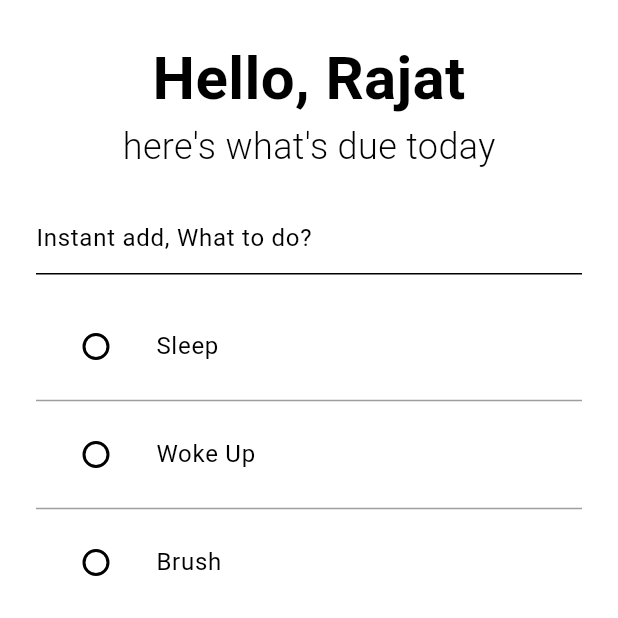
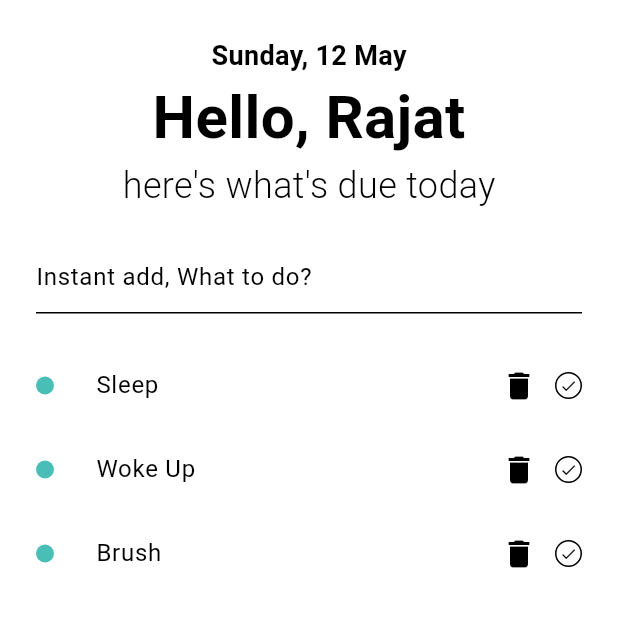
Before and after one commit to rajat-bisht-zzz/todo_app, a Flutter app: the screen it shows after launch, on a phone screen of 412 x 824 dp, the top half of it. Run offline on Flutter 3.47's test engine with Material 3 defaults, Android fonts, the phone set to English and light mode, and no system bars; our stand-ins replace bloc, equatable, flutter_bloc.

Commit message:
Major refactoring

```diff
--- /dev/null
+++ b/lib/pages/todo_items.dart
@@ -0,0 +1,23 @@
+import 'package:flutter/material.dart';
+import 'package:flutter_bloc/flutter_bloc.dart';
+import 'package:todo_app/cubit/todo_list/todo_list_cubit.dart';
+import 'package:todo_app/models/todo_model.dart';
+import 'package:todo_app/widgets/primary_tile_item.dart';
+
+class TodoItem extends StatelessWidget {
+  final Todo todo;
+
+  const TodoItem({super.key, required this.todo});
+
+  @override
+  Widget build(BuildContext context) {
+    return CustomTile(
+      isChecked: false,
+      todoDescription: todo.desc,
+      onCheckedChanged: (bool) {},
+      onDeletePressed: () {
+        context.read<TodoListCubit>().removeTodo(todo);
+      },
+    );
+  }
+}
--- a/lib/pages/todo_page/show_todos.dart
+++ b/lib/pages/todo_page/show_todos.dart
@@ -1,11 +1,9 @@
 // ignore_for_file: public_member_api_docs, sort_constructors_first
 import 'package:flutter/material.dart';
 import 'package:flutter_bloc/flutter_bloc.dart';
-
 import 'package:todo_app/cubit/filtered_todos/filtered_todos_cubit.dart';
 import 'package:todo_app/cubit/todo_list/todo_list_cubit.dart';
-
-import '../../models/todo_model.dart';
+import 'package:todo_app/pages/todo_items.dart';
 
 class ShowTodos extends StatelessWidget {
   const ShowTodos({super.key});
@@ -14,13 +12,10 @@ class ShowTodos extends StatelessWidget {
   Widget build(BuildContext context) {
     final todos = context.watch<FilteredTodosCubit>().state.filteredTodos;
 
-    return ListView.separated(
+    return ListView.builder(
       primary: false,
       shrinkWrap: true,
       itemCount: todos.length,
-      separatorBuilder: (BuildContext context, index) {
-        return Divider(color: Colors.grey);
-      },
       itemBuilder: (BuildContext context, int index) {
         return Dismissible(
             onDismissed: (_) {
@@ -70,87 +65,81 @@ class ShowTodos extends StatelessWidget {
   }
 }
 
-class TodoItem extends StatefulWidget {
-  final Todo todo;
-  const TodoItem({
-    Key? key,
-    required this.todo,
-  }) : super(key: key);
+// class TodoItem extends StatefulWidget {
+//   final Todo todo;
+//   const TodoItem({
+//     Key? key,
+//     required this.todo,
+//   }) : super(key: key);
 
-  @override
-  State<TodoItem> createState() => _TodoItemState();
-}
+//   @override
+//   State<TodoItem> createState() => _TodoItemState();
+// }
 
-class _TodoItemState extends State<TodoItem> {
-  late final TextEditingController textEditingController;
+// class _TodoItemState extends State<TodoItem> {
+//   late final TextEditingController textEditingController;
 
-  @override
-  void initState() {
-    super.initState();
-    textEditingController = TextEditingController();
-  }
+//   @override
+//   void initState() {
+//     super.initState();
+//     textEditingController = TextEditingController();
+//   }
 
-  @override
-  void dispose() {
-    textEditingController.dispose();
-    super.dispose();
-  }
+//   @override
+//   void dispose() {
+//     textEditingController.dispose();
+//     super.dispose();
+//   }
 
-  @override
-  Widget build(BuildContext context) {
-    return ListTile(
-      onTap: () {
-        showDialog(
-            context: context,
-            builder: (context) {
-              bool _error = false;
-              textEditingController.text = widget.todo.desc;
+//   @override
+//   Widget build(BuildContext context) {
+//     return ListTile(
+//       onTap: () {
+//         showDialog(
+//             context: context,
+//             builder: (context) {
+//               bool _error = false;
+//               textEditingController.text = widget.todo.desc;
 
-              return StatefulBuilder(
-                  builder: (BuildContext context, StateSetter setState) {
-                return AlertDialog(
-                  title: Text('Edit Todo'),
-                  content: TextField(
-                    controller: textEditingController,
-                    autofocus: true,
-                    decoration: InputDecoration(
-                        errorText: _error ? "Value can't be empty" : null),
-                  ),
-                  actions: [
-                    TextButton(
-                      onPressed: () => Navigator.pop(context),
-                      child: Text('CANCEL'),
-                    ),
-                    TextButton(
-                      onPressed: () {
-                        setState(
-                          () {
-                            _error = textEditingController.text.isEmpty
-                                ? true
-                                : false;
-                            if (!_error) {
-                              context
-                                  .read<TodoListCubit>()
-                                  .editTodo(widget.todo.id, textEditingController.text);
-                              Navigator.pop(context);
-                            }
-                          },
-                        );
-                      },
-                      child: Text('EDIT'),
-                    ),
-                  ],
-                );
-              });
-            });
-      },
-      leading: Checkbox(
-        value: widget.todo.completed,
-        onChanged: (bool? checked) {
-          context.read<TodoListCubit>().toggleTodo(widget.todo.id);
-        },
-      ),
-      title: Text(widget.todo.desc),
-    );
-  }
-}
+//               return StatefulBuilder(builder: (BuildContext context, StateSetter setState) {
+//                 return AlertDialog(
+//                   title: Text('Edit Todo'),
+//                   content: TextField(
+//                     controller: textEditingController,
+//                     autofocus: true,
+//                     decoration: InputDecoration(errorText: _error ? "Value can't be empty" : null),
+//                   ),
+//                   actions: [
+//                     TextButton(
+//                       onPressed: () => Navigator.pop(context),
+//                       child: Text('CANCEL'),
+//                     ),
+//                     TextButton(
+//                       onPressed: () {
+//                         setState(
+//                           () {
+//                             _error = textEditingController.text.isEmpty ? true : false;
+//                             if (!_error) {
+//                               context.read<TodoListCubit>().editTodo(widget.todo.id, textEditingController.text);
+//                               Navigator.pop(context);
+//                             }
+//                           },
+//                         );
+//                       },
+//                       child: Text('EDIT'),
+//                     ),
+//                   ],
+//                 );
+//               });
+//             });
+//       },
+//       leading: Checkbox(
+//         value: widget.todo.completed,
+//         onChanged: (bool? checked) {
+//           context.read<TodoListCubit>().toggleTodo(widget.todo.id);
+//         },
+//       ),
+//       title: Text(widget.todo.desc),
+//     );
+//   }
+// }
--- a/lib/pages/todo_page/todo_header.dart
+++ b/lib/pages/todo_page/todo_header.dart
@@ -1,13 +1,21 @@
 import 'package:flutter/material.dart';
+import 'package:intl/intl.dart';
 
 class TodoHeader extends StatelessWidget {
   const TodoHeader({super.key});
 
   @override
   Widget build(BuildContext context) {
+    DateTime now = DateTime.now();
+    String formattedDate = DateFormat('EEEE, d MMMM').format(now);
+
     return Column(
       mainAxisAlignment: MainAxisAlignment.spaceBetween,
       children: [
+        Text(
+          formattedDate,
+          style: TextStyle(fontSize: 18, fontWeight: FontWeight.bold),
+        ),
         Text(
           'Hello, Rajat',
           style: TextStyle(fontSize: 40, fontWeight: FontWeight.bold),
--- /dev/null
+++ b/lib/widgets/primary_checkbox.dart
@@ -0,0 +1,35 @@
+import 'package:flutter/material.dart';
+
+class PrimaryCheckbox extends StatefulWidget {
+  @override
+  _PrimaryCheckboxState createState() => _PrimaryCheckboxState();
+}
+
+class _PrimaryCheckboxState extends State<PrimaryCheckbox> {
+  bool isChecked = false;
+  Color backgroundColor = Colors.white;
+
+  void toggleCheckbox() {
+    setState(() {
+      isChecked = !isChecked;
+      backgroundColor = isChecked ? Color(0xFF49BEB6) : Colors.white;
+    });
+  }
+
+  @override
+  Widget build(BuildContext context) {
+    return InkWell(
+      onTap: toggleCheckbox,
+      child: Container(
+          width: 18,
+          height: 18,
+          decoration: BoxDecoration(
+            shape: BoxShape.circle,
+            border: Border.all(color: Colors.black),
+            color: backgroundColor,
+          ),
+          child: Icon(Icons.check, weight: 2, size: 12, color: Colors.black)
+          ),
+    );
+  }
+}
--- /dev/null
+++ b/lib/widgets/primary_tile_item.dart
@@ -0,0 +1,41 @@
+import 'package:flutter/material.dart';
+import 'package:todo_app/widgets/primary_checkbox.dart';
+
+class CustomTile extends StatelessWidget {
+  final String todoDescription;
+  final bool isChecked;
+  final Function(bool?) onCheckedChanged;
+  final Function() onDeletePressed;
+
+  CustomTile({
+    required this.todoDescription,
+    required this.isChecked,
+    required this.onCheckedChanged,
+    required this.onDeletePressed,
+  });
+
+  @override
+  Widget build(BuildContext context) {
+    return ListTile(
+      contentPadding: EdgeInsets.zero,
+      dense: false,
+      leading: CircleAvatar(
+        radius: 6,
+      ),
+      title: Text(todoDescription),
+      trailing: Row(
+        mainAxisSize: MainAxisSize.min,
+        children: [
+          IconButton(
+            icon: Icon(Icons.delete),
+            onPressed: onDeletePressed,
+          ),
+          PrimaryCheckbox(
+              // value: isChecked,
+              // onChanged: onCheckedChanged,
+              ),
+        ],
+      ),
+    );
+  }
+}
--- a/pubspec.yaml
+++ b/pubspec.yaml
@@ -39,6 +39,7 @@ dependencies:
   equatable: ^2.0.5
   bloc: ^8.1.2
   uuid: ^4.1.0
+  intl: ^0.19.0
 
 dev_dependencies:
   flutter_test:
```
Also changed, not shown: lib/widgets/primary_heading.dart (added, +10 -0 lines), lib/widgets/secondary_header.dart (added, +10 -0 lines), lib/widgets/tertiary_header.dart (added, +10 -0 lines), pubspec.lock.
